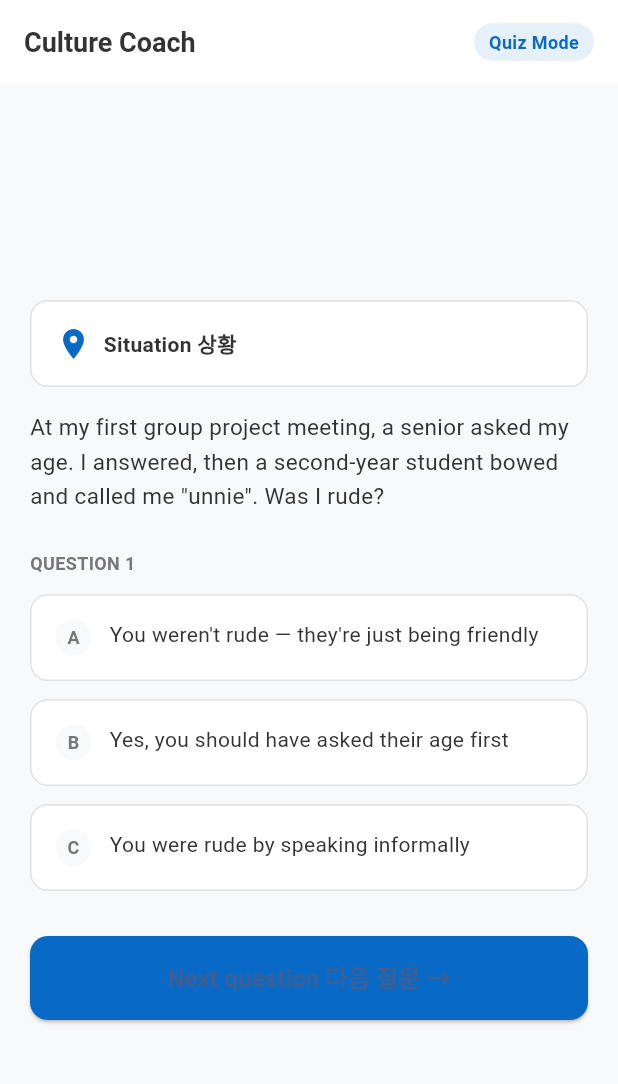
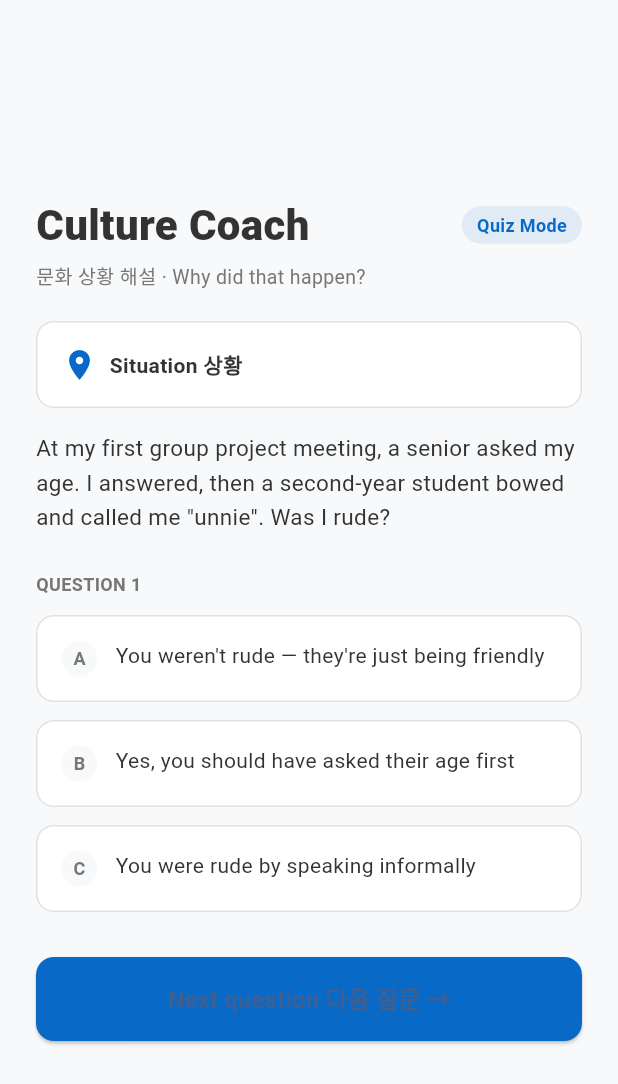
Before and after one commit to xgledsp/Mobile-programming, a Flutter app: the CulturePage screen opened directly, on a phone screen of 412 x 824 dp. Shown: the top 1084 px of the screen. Run offline on Flutter 3.47's test engine with Material 3 defaults, Android fonts, the phone set to English and light mode, and no system bars.

Commit message:
Unify page title style across all five tabs

```diff
--- a/lib/culture_page.dart
+++ b/lib/culture_page.dart
@@ -8,34 +8,39 @@ class CulturePage extends StatelessWidget {
   Widget build(BuildContext context) {
     return Scaffold(
       backgroundColor: bgColor,
-      appBar: AppBar(
-        backgroundColor: Colors.white,
-        elevation: 0,
-        // This page is a bottom tab, so there is nothing to go back to.
-        automaticallyImplyLeading: false,
-        title: const Text('Culture Coach', style: TextStyle(color: darkText, fontWeight: FontWeight.bold, fontSize: 18)),
-        actions: [
-          Padding(
-            padding: const EdgeInsets.only(right: 16.0),
-            child: Center(
-              child: Container(
-                padding: const EdgeInsets.symmetric(horizontal: 10, vertical: 4),
-                decoration: BoxDecoration(
-                  color: primaryBlue.withOpacity(0.1),
-                  borderRadius: BorderRadius.circular(20),
-                ),
-                child: const Text('Quiz Mode', style: TextStyle(color: primaryBlue, fontSize: 12, fontWeight: FontWeight.bold)),
-              ),
-            ),
-          )
-        ],
-      ),
-      body: ResponsiveLayout(
+      body: SafeArea(
+        child: ResponsiveLayout(
         child: SingleChildScrollView(
-          padding: const EdgeInsets.all(20.0),
+          padding: const EdgeInsets.all(24.0),
           child: Column(
             crossAxisAlignment: CrossAxisAlignment.start,
             children: [
+              // Page title, same style as Home / Quests / Me.
+              Row(
+                children: [
+                  const Expanded(
+                    child: Text(
+                      'Culture Coach',
+                      style: TextStyle(fontSize: 28, fontWeight: FontWeight.w800, color: darkText),
+                    ),
+                  ),
+                  Container(
+                    padding: const EdgeInsets.symmetric(horizontal: 10, vertical: 4),
+                    decoration: BoxDecoration(
+                      color: primaryBlue.withValues(alpha: 0.1),
+                      borderRadius: BorderRadius.circular(20),
+                    ),
+                    child: const Text('Quiz Mode', style: TextStyle(color: primaryBlue, fontSize: 12, fontWeight: FontWeight.bold)),
+                  ),
+                ],
+              ),
+              const SizedBox(height: 4),
+              const Text(
+                '문화 상황 해설 · Why did that happen?',
+                style: TextStyle(fontSize: 13, color: lightText),
+              ),
+              const SizedBox(height: 20),
+
               Container(
                 padding: const EdgeInsets.all(16),
                 decoration: BoxDecoration(
@@ -85,6 +90,7 @@ class CulturePage extends StatelessWidget {
           ),
         ),
       ),
+      ),
     );
   }
 
--- a/lib/home_page.dart
+++ b/lib/home_page.dart
@@ -63,9 +63,9 @@ class HomePage extends StatelessWidget {
             child: Column(
               crossAxisAlignment: CrossAxisAlignment.start,
               children: [
-                              const Text(
+                const Text(
                   'Hi, 안녕하세요',
-                  style: TextStyle(fontSize: 22, fontWeight: FontWeight.w800, color: darkText),
+                  style: TextStyle(fontSize: 28, fontWeight: FontWeight.w800, color: darkText),
                 ),
                 const SizedBox(height: 30),
 
--- a/lib/me_page.dart
+++ b/lib/me_page.dart
@@ -27,7 +27,7 @@ class MePage extends StatelessWidget {
       body: SafeArea(
         child: ResponsiveLayout(
           child: SingleChildScrollView(
-            padding: const EdgeInsets.fromLTRB(20, 24, 20, 24),
+            padding: const EdgeInsets.all(24.0),
             child: Column(
               crossAxisAlignment: CrossAxisAlignment.start,
               children: [
@@ -108,7 +108,7 @@ class _Header extends StatelessWidget {
               Text(
                 s.title,
                 style: const TextStyle(
-                  fontSize: 30,
+                  fontSize: 28,
                   fontWeight: FontWeight.w800,
                   color: darkText,
                 ),
```
Also changed, not shown: lib/notice_page.dart (+16 -9 lines).
